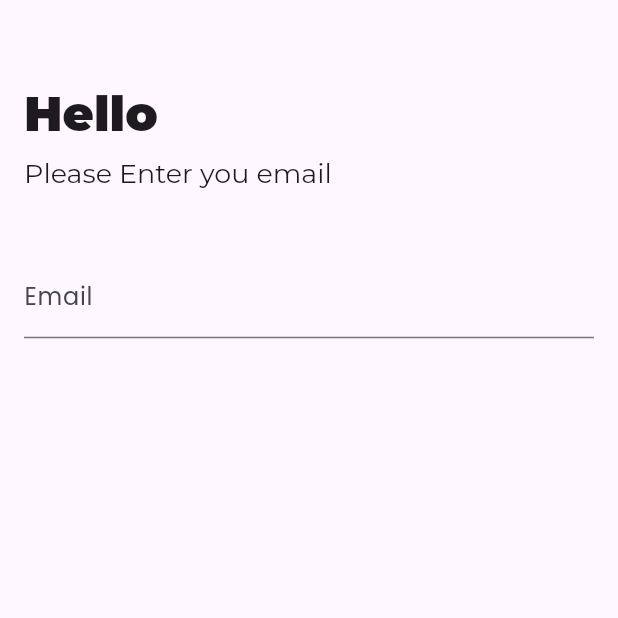
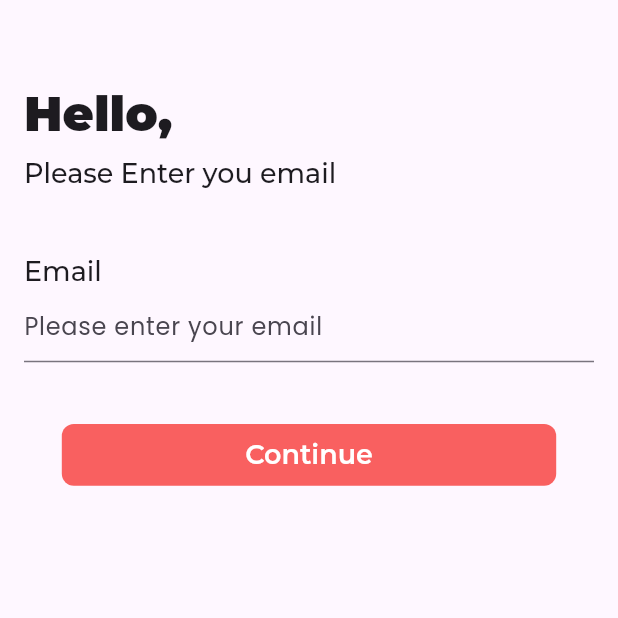
Before and after one commit to aneebbaig/keep_in_check, a Flutter app: the LoginView screen opened by its route, on a phone screen of 412 x 824 dp, the top half of it. Run offline on Flutter 3.47's test engine with Material 3 defaults, Android fonts, the phone set to English and light mode, and no system bars; our stand-ins replace google_fonts, shared_preferences; accounts and stored records are empty.

Commit message:
changes to login page

```diff
--- a/lib/app/app.dart
+++ b/lib/app/app.dart
@@ -1,9 +1,9 @@
 import 'package:flutter/material.dart';
 import 'package:google_fonts/google_fonts.dart';
 import 'package:keep_in_check/app/router.dart';
+import 'package:keep_in_check/const/app_colors.dart';
 import 'package:keep_in_check/viewmodel/onboarding_viewmodel.dart';
-import 'package:keep_in_check/views/login_view.dart';
-import 'package:keep_in_check/views/onboarding/onboarding_view.dart';
+
 import 'package:keep_in_check/views/splash_view.dart';
 import 'package:provider/provider.dart';
 
@@ -30,6 +30,14 @@ class MyApp extends StatelessWidget {
 
   ThemeData appTheme() {
     return ThemeData(
+      inputDecorationTheme: const InputDecorationTheme(
+        focusedBorder: UnderlineInputBorder(
+          borderSide: BorderSide(
+            color: AppColors.kTextGreyColor, // Change the color here
+            width: 2.0,
+          ),
+        ),
+      ),
       textTheme: TextTheme(
         headlineLarge: GoogleFonts.montserrat(
           fontSize: 24,
@@ -40,6 +48,7 @@ class MyApp extends StatelessWidget {
         ),
         headlineSmall: GoogleFonts.montserrat(
           fontSize: 18,
+          fontWeight: FontWeight.w500,
         ),
         bodyLarge: GoogleFonts.poppins(
           fontSize: 16,
--- a/lib/views/login_view.dart
+++ b/lib/views/login_view.dart
@@ -1,5 +1,7 @@
 import 'package:flutter/material.dart';
+import 'package:keep_in_check/const/app_colors.dart';
 import 'package:keep_in_check/widgets/add_height_width.dart';
+import 'package:keep_in_check/widgets/app_elevated_button.dart';
 import 'package:keep_in_check/widgets/screen_padding.dart';
 
 class LoginView extends StatelessWidget {
@@ -17,7 +19,7 @@ class LoginView extends StatelessWidget {
           crossAxisAlignment: CrossAxisAlignment.start,
           children: [
             Text(
-              'Hello',
+              'Hello,',
               style: Theme.of(context).textTheme.headlineLarge!.copyWith(
                     fontSize: 32,
                     fontWeight: FontWeight.w900,
@@ -29,14 +31,46 @@ class LoginView extends StatelessWidget {
               style: Theme.of(context).textTheme.headlineSmall,
             ),
             const AddHeight(0.05),
-            TextFormField(
-              decoration: const InputDecoration(
-                label: Text('Email'),
+            const AppTextFormField(),
+            const AddHeight(0.05),
+            Align(
+              alignment: Alignment.center,
+              child: AppElevatedButton(
+                buttonText: 'Continue',
+                onPressed: () {},
               ),
-            ),
+            )
           ],
         ),
       ),
     );
   }
 }
+
+class AppTextFormField extends StatelessWidget {
+  const AppTextFormField({
+    super.key,
+  });
+
+  @override
+  Widget build(BuildContext context) {
+    return Column(
+      crossAxisAlignment: CrossAxisAlignment.start,
+      children: [
+        Text(
+          'Email',
+          style: Theme.of(context).textTheme.headlineSmall!.copyWith(),
+        ),
+        TextFormField(
+          decoration: const InputDecoration(
+            hintText: 'Please enter your email',
+            floatingLabelBehavior: FloatingLabelBehavior.never,
+            hintFadeDuration: Duration(
+              milliseconds: 500,
+            ),
+          ),
+        ),
+      ],
+    );
+  }
+}
--- a/lib/widgets/app_elevated_button.dart
+++ b/lib/widgets/app_elevated_button.dart
@@ -6,15 +6,17 @@ class AppElevatedButton extends StatelessWidget {
   final VoidCallback onPressed;
   final String buttonText;
   final Color color;
+  final Color textColor;
   final double borderRadius;
   final double? width;
   final double? height;
 
   const AppElevatedButton({
     super.key,
+    required this.buttonText,
     required this.onPressed,
-    required this.buttonText,
     this.color = AppColors.kPrimaryRedColor,
+    this.textColor = Colors.white,
     this.borderRadius = 8,
     this.width,
     this.height,
@@ -35,7 +37,8 @@ class AppElevatedButton extends StatelessWidget {
         child: Text(
           buttonText,
           style: Theme.of(context).textTheme.headlineSmall!.copyWith(
-                fontWeight: FontWeight.w700,
+                fontWeight: FontWeight.w600,
+                color: textColor,
               ),
         ),
       ),
```
